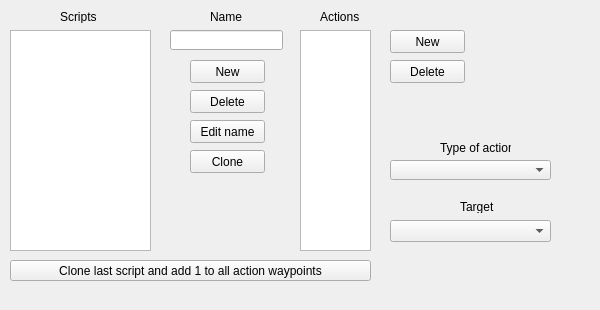
PTapioK/TSWaveMaker, file src/scriptsection.ui: the form before one commit.
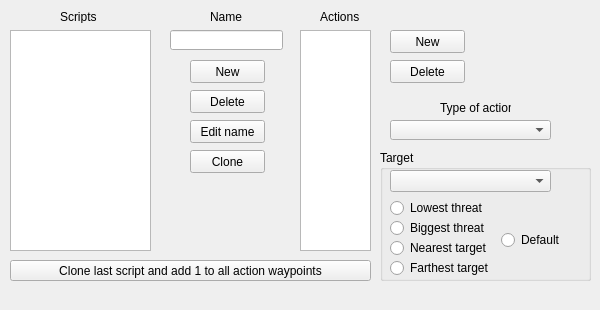
The form after the commit.

Commit message: Script action targets should work fully now.

```diff
--- a/src/scriptsection.ui
+++ b/src/scriptsection.ui
@@ -195,7 +195,7 @@
     <property name="geometry">
      <rect>
       <x>390</x>
-      <y>160</y>
+      <y>120</y>
       <width>161</width>
       <height>20</height>
      </rect>
@@ -208,7 +208,7 @@
     <property name="geometry">
      <rect>
       <x>440</x>
-      <y>140</y>
+      <y>100</y>
       <width>71</width>
       <height>16</height>
      </rect>
@@ -221,7 +221,7 @@
     <property name="geometry">
      <rect>
       <x>390</x>
-      <y>220</y>
+      <y>170</y>
       <width>161</width>
       <height>22</height>
      </rect>
@@ -230,19 +230,6 @@
      <enum>QComboBox::AdjustToContentsOnFirstShow</enum>
     </property>
    </widget>
-   <widget class="QLabel" name="label_5">
-    <property name="geometry">
-     <rect>
-      <x>460</x>
-      <y>200</y>
-      <width>46</width>
-      <height>13</height>
-     </rect>
-    </property>
-    <property name="text">
-     <string>Target</string>
-    </property>
-   </widget>
    <widget class="QPushButton" name="CLastButton">
     <property name="geometry">
      <rect>
@@ -262,6 +249,106 @@
      <string>Clone last script and add 1 to all action waypoints</string>
     </property>
    </widget>
+   <widget class="QRadioButton" name="lowThreat">
+    <property name="geometry">
+     <rect>
+      <x>390</x>
+      <y>200</y>
+      <width>101</width>
+      <height>16</height>
+     </rect>
+    </property>
+    <property name="text">
+     <string>Lowest threat</string>
+    </property>
+   </widget>
+   <widget class="QRadioButton" name="bigThreat">
+    <property name="geometry">
+     <rect>
+      <x>390</x>
+      <y>220</y>
+      <width>161</width>
+      <height>16</height>
+     </rect>
+    </property>
+    <property name="text">
+     <string>Biggest threat</string>
+    </property>
+   </widget>
+   <widget class="QRadioButton" name="nearTarget">
+    <property name="geometry">
+     <rect>
+      <x>390</x>
+      <y>240</y>
+      <width>161</width>
+      <height>16</height>
+     </rect>
+    </property>
+    <property name="text">
+     <string>Nearest target</string>
+    </property>
+   </widget>
+   <widget class="QRadioButton" name="farTarget">
+    <property name="geometry">
+     <rect>
+      <x>390</x>
+      <y>260</y>
+      <width>171</width>
+      <height>16</height>
+     </rect>
+    </property>
+    <property name="text">
+     <string>Farthest target</string>
+    </property>
+   </widget>
+   <widget class="QRadioButton" name="defaultTarget">
+    <property name="geometry">
+     <rect>
+      <x>501</x>
+      <y>230</y>
+      <width>91</width>
+      <height>20</height>
+     </rect>
+    </property>
+    <property name="text">
+     <string>Default</string>
+    </property>
+   </widget>
+   <widget class="QGroupBox" name="groupBox">
+    <property name="geometry">
+     <rect>
+      <x>380</x>
+      <y>150</y>
+      <width>211</width>
+      <height>131</height>
+     </rect>
+    </property>
+    <property name="title">
+     <string>Target</string>
+    </property>
+   </widget>
+   <zorder>ScriptList</zorder>
+   <zorder>label</zorder>
+   <zorder>SNameEdit</zorder>
+   <zorder>label_2</zorder>
+   <zorder>newS</zorder>
+   <zorder>delS</zorder>
+   <zorder>editSN</zorder>
+   <zorder>cloneS</zorder>
+   <zorder>ScriptActionList</zorder>
+   <zorder>label_3</zorder>
+   <zorder>newSA</zorder>
+   <zorder>delSA</zorder>
+   <zorder>SATypeBox</zorder>
+   <zorder>label_4</zorder>
+   <zorder>CLastButton</zorder>
+   <zorder>groupBox</zorder>
+   <zorder>farTarget</zorder>
+   <zorder>nearTarget</zorder>
+   <zorder>lowThreat</zorder>
+   <zorder>bigThreat</zorder>
+   <zorder>defaultTarget</zorder>
+   <zorder>SATargetBox</zorder>
   </widget>
  </widget>
  <resources/>
```
The commit also changes 9 other files.
